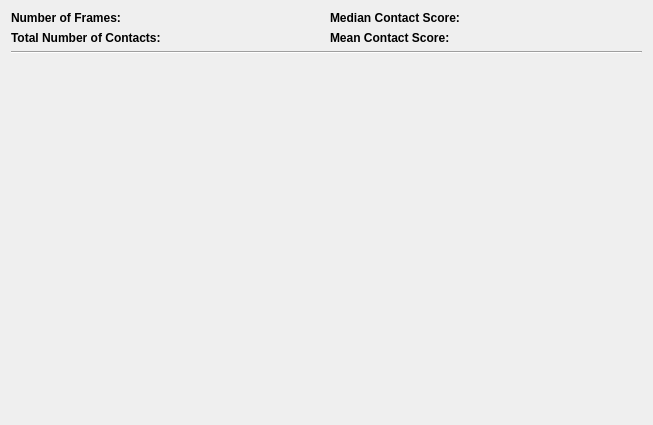
Qt form PyContact/gui/statistics.ui (maxscheurer/pycontact) before a commit.
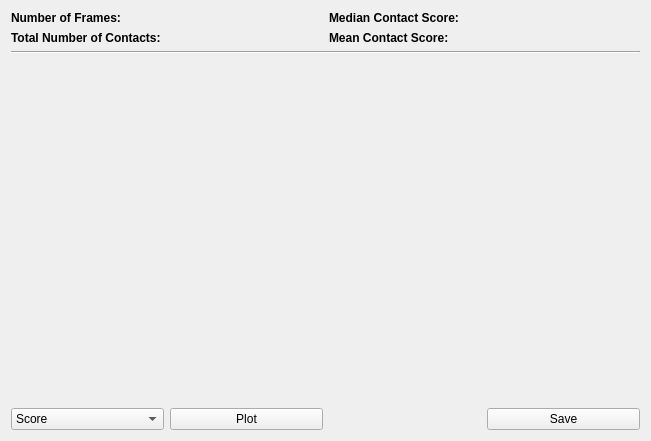
The same form after that commit.

Commit message: Issue #39: added export capability, plotting different attributes

Diff of the .ui file:
```diff
--- a/PyContact/gui/statistics.ui
+++ b/PyContact/gui/statistics.ui
@@ -9,14 +9,21 @@
    <rect>
     <x>0</x>
     <y>0</y>
-    <width>653</width>
-    <height>425</height>
+    <width>651</width>
+    <height>441</height>
    </rect>
   </property>
   <property name="windowTitle">
    <string>Statistics</string>
   </property>
   <layout class="QGridLayout" name="gridLayout">
+   <item row="6" column="3">
+    <widget class="QPushButton" name="savePlotButton">
+     <property name="text">
+      <string>Save</string>
+     </property>
+    </widget>
+   </item>
    <item row="2" column="2">
     <widget class="QLabel" name="label_6">
      <property name="font">
@@ -109,14 +116,14 @@
      </property>
     </widget>
    </item>
-   <item row="3" column="0" colspan="4">
+   <item row="4" column="0" colspan="4">
     <widget class="Line" name="line">
      <property name="orientation">
       <enum>Qt::Horizontal</enum>
      </property>
     </widget>
    </item>
-   <item row="4" column="0" colspan="4">
+   <item row="5" column="0" colspan="4">
     <widget class="QWidget" name="plotWidget" native="true">
      <property name="sizePolicy">
       <sizepolicy hsizetype="Preferred" vsizetype="Expanding">
@@ -124,6 +131,12 @@
        <verstretch>0</verstretch>
       </sizepolicy>
      </property>
+     <property name="minimumSize">
+      <size>
+       <width>370</width>
+       <height>128</height>
+      </size>
+     </property>
      <layout class="QGridLayout" name="gridLayout_3">
       <item row="0" column="0">
        <layout class="QGridLayout" name="plotGridLayout"/>
@@ -131,6 +144,33 @@
      </layout>
     </widget>
    </item>
+   <item row="6" column="0">
+    <widget class="QComboBox" name="attributeBox">
+     <item>
+      <property name="text">
+       <string>Score</string>
+      </property>
+     </item>
+     <item>
+      <property name="text">
+       <string>hbond number</string>
+      </property>
+     </item>
+    </widget>
+   </item>
+   <item row="6" column="1">
+    <widget class="QPushButton" name="plotButton">
+     <property name="sizePolicy">
+      <sizepolicy hsizetype="Minimum" vsizetype="Fixed">
+       <horstretch>0</horstretch>
+       <verstretch>0</verstretch>
+      </sizepolicy>
+     </property>
+     <property name="text">
+      <string>Plot</string>
+     </property>
+    </widget>
+   </item>
   </layout>
  </widget>
  <resources/>
```
Left out of the diff: 18 changed lines with no effect on the pictures. The commit also changes 3 other files.
